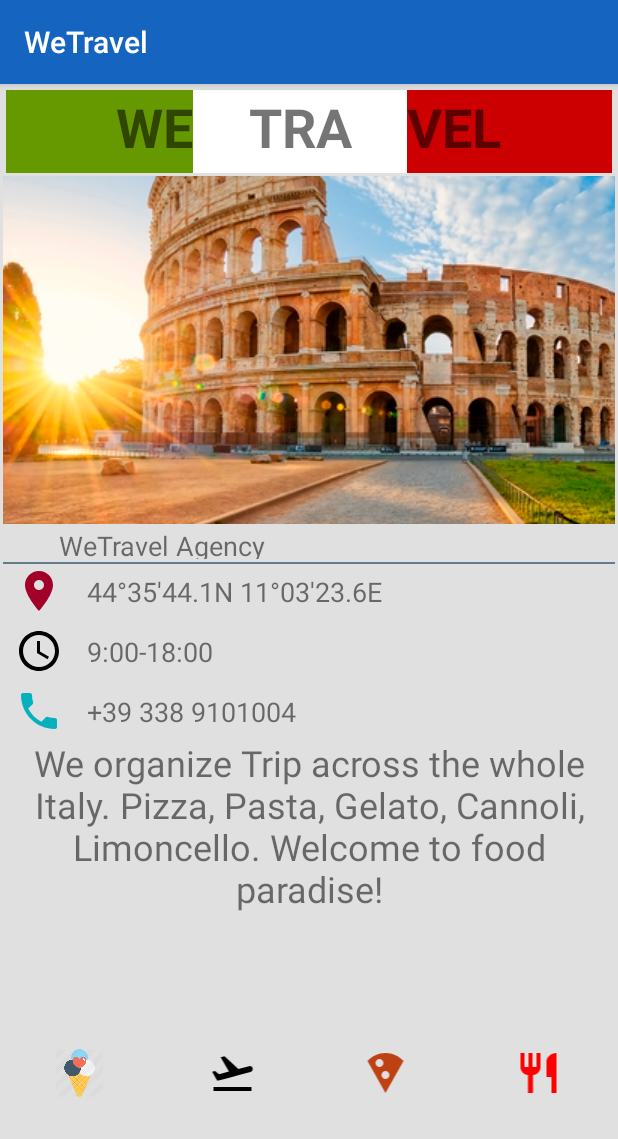
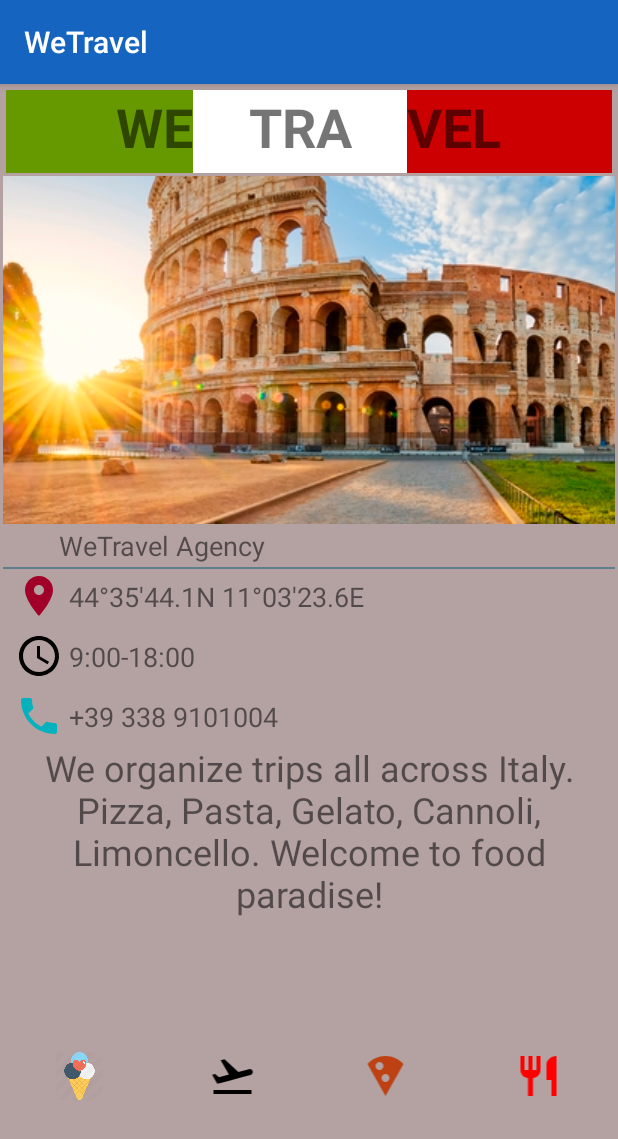
Before and after one commit to frakka92/WeTravel, an Android app: the screen it shows after launch (MainActivity), on a phone screen of 412 x 824 dp. Shown: the top 1139 px of the screen. Run offline under Robolectric (Android 15) with nearby library versions, the phone set to English and light mode, and no system bars.

Commit message:
minor fix

```diff
--- a/app/src/main/res/layout/activity_main.xml
+++ b/app/src/main/res/layout/activity_main.xml
@@ -4,7 +4,7 @@
     xmlns:tools="http://schemas.android.com/tools"
     android:layout_width="match_parent"
     android:layout_height="match_parent"
-    android:background="#E0E0E0"
+    android:background="@color/bcg_app"
     android:padding="2dp"
     tools:context=".MainActivity">
 
@@ -72,7 +72,7 @@
     <TextView
         android:id="@+id/header"
         android:layout_width="333dp"
-        android:layout_height="21dp"
+        android:layout_height="wrap_content"
         android:layout_margin="2dp"
         android:layout_marginStart="8dp"
         android:layout_marginEnd="8dp"
@@ -90,7 +90,7 @@
         android:layout_width="match_parent"
         android:layout_height="1dp"
         android:layout_marginTop="2dp"
-        android:background="#607D8B"
+        android:background="@color/divider_color"
         app:layout_constraintEnd_toEndOf="parent"
         app:layout_constraintStart_toStartOf="parent"
         app:layout_constraintTop_toBottomOf="@+id/header" />
@@ -135,8 +135,7 @@
         android:id="@+id/location"
         android:layout_width="wrap_content"
         android:layout_height="wrap_content"
-        android:layout_margin="16dp"
-        android:layout_marginStart="24dp"
+        android:layout_margin="4dp"
         android:text="@string/location_item"
         android:textAlignment="textStart"
         android:textSize="18sp"
@@ -148,8 +147,7 @@
         android:id="@+id/schedule_item"
         android:layout_width="wrap_content"
         android:layout_height="wrap_content"
-        android:layout_margin="16dp"
-        android:layout_marginStart="24dp"
+        android:layout_margin="4dp"
         android:text="@string/clock_item"
         android:textAlignment="textStart"
         android:textSize="18sp"
@@ -161,8 +159,7 @@
         android:id="@+id/phone_text"
         android:layout_width="wrap_content"
         android:layout_height="wrap_content"
-        android:layout_margin="16dp"
-        android:layout_marginStart="24dp"
+        android:layout_margin="4dp"
         android:text="@string/phone_item"
         android:textAlignment="textStart"
         android:textSize="18sp"
@@ -186,6 +183,7 @@
         android:layout_width="match_parent"
         android:layout_height="wrap_content"
         android:orientation="horizontal"
+
         app:layout_constraintBottom_toBottomOf="parent"
         app:layout_constraintEnd_toEndOf="parent"
         app:layout_constraintStart_toStartOf="parent"
--- a/app/src/main/res/values/colors.xml
+++ b/app/src/main/res/values/colors.xml
@@ -9,4 +9,7 @@
     <color name="primaryTextColor">#ffffff</color>
     <color name="secondaryTextColor">#000000</color>
 
+
+    <color name="divider_color"> #607D8B </color>
+    <color name="bcg_app">#b4a1a1</color>
 </resources>
--- a/app/src/main/res/values/strings.xml
+++ b/app/src/main/res/values/strings.xml
@@ -12,6 +12,6 @@
     <string name="clock_item"> 9:00-18:00</string>
     <string name="phone_item"> +39 338 9101004</string>
 
-    <string name="desc_agency"> We organize Trip across the whole Italy.
+    <string name="desc_agency"> We organize trips all across Italy.
     Pizza, Pasta, Gelato, Cannoli, Limoncello. Welcome to food paradise!</string>
 </resources>
```
Also changed, not shown: app/src/main/java/com/example/wetravel/ListView.java (deleted, +0 -43 lines).
